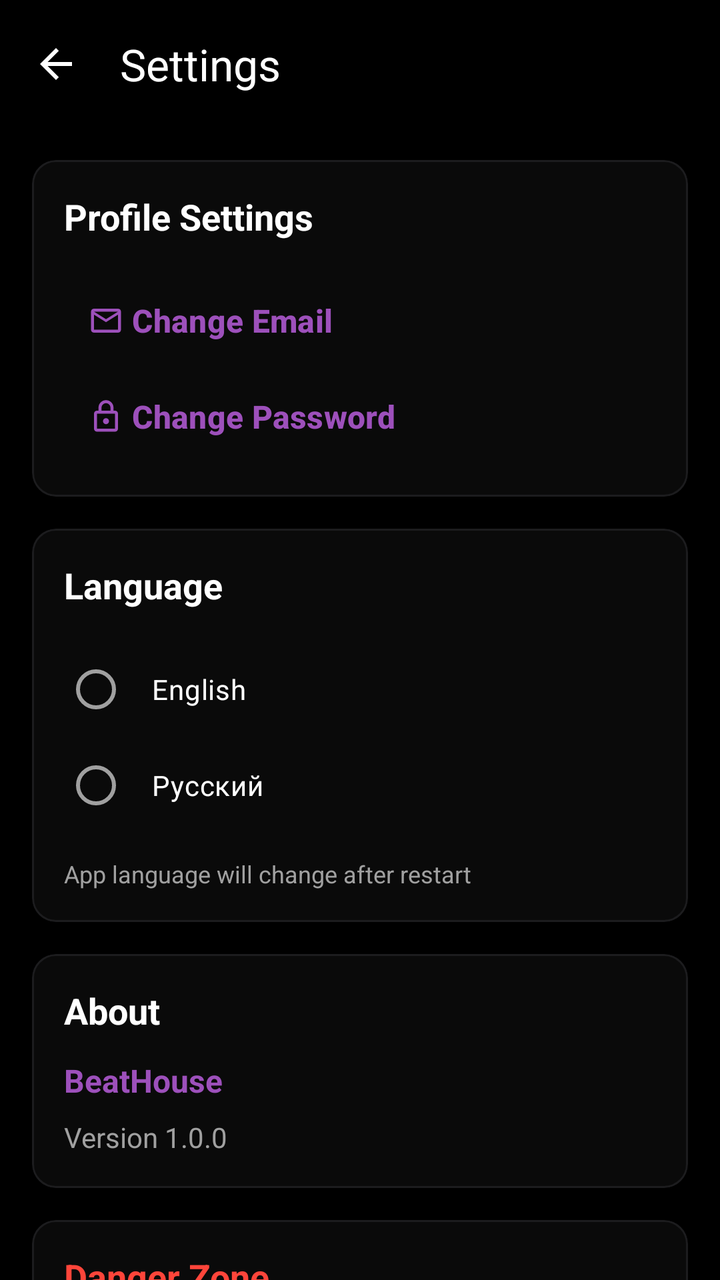
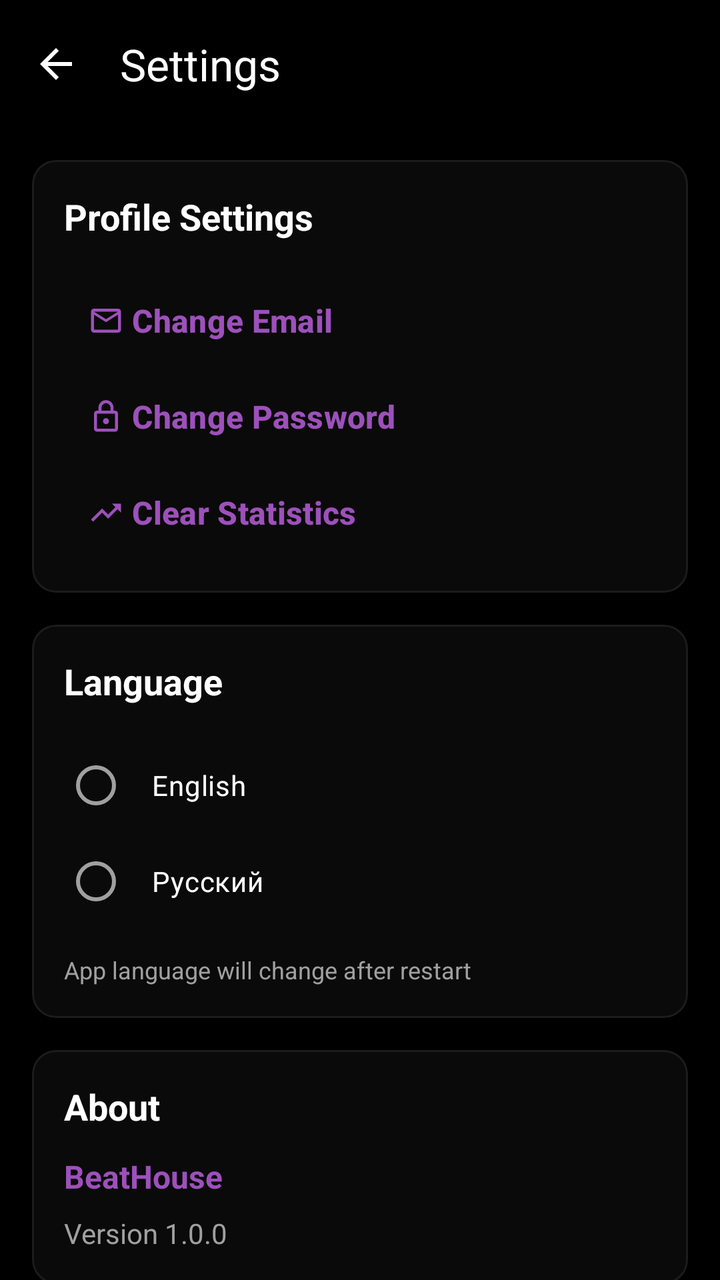

The first picture is an Android layout as it rendered before a commit; the second is the same layout after the commit. The layout source and the unified diff follow.
<!-- AndroidManifest.xml: activity theme Theme.BeatHouse.Dark -->
<!-- res/layout/activity_settings.xml -->
<?xml version="1.0" encoding="utf-8"?>
<LinearLayout xmlns:android="http://schemas.android.com/apk/res/android"
    xmlns:app="http://schemas.android.com/apk/res-auto"
    android:layout_width="match_parent"
    android:layout_height="match_parent"
    android:orientation="vertical"
    android:background="@color/surface">

    <com.google.android.material.appbar.MaterialToolbar
        android:id="@+id/toolbar"
        android:layout_width="match_parent"
        android:layout_height="?attr/actionBarSize"
        android:background="@color/surface"
        app:title="@string/settings"
        app:titleTextColor="@color/on_surface"
        app:navigationIcon="@drawable/ic_arrow_back"
        app:navigationIconTint="@color/on_surface" />

    <androidx.core.widget.NestedScrollView
        android:layout_width="match_parent"
        android:layout_height="match_parent">

        <LinearLayout
            android:layout_width="match_parent"
            android:layout_height="wrap_content"
            android:orientation="vertical"
            android:padding="16dp">

            
            <com.google.android.material.card.MaterialCardView
                android:layout_width="match_parent"
                android:layout_height="wrap_content"
                android:layout_marginBottom="16dp"
                app:cardCornerRadius="12dp"
                app:cardElevation="2dp"
                app:cardBackgroundColor="@color/surface_container">

                <LinearLayout
                    android:layout_width="match_parent"
                    android:layout_height="wrap_content"
                    android:orientation="vertical"
                    android:padding="16dp">

                    <TextView
                        android:layout_width="wrap_content"
                        android:layout_height="wrap_content"
                        android:text="@string/profile_settings"
                        android:textColor="@color/on_surface"
                        android:textSize="18sp"
                        android:textStyle="bold"
                        android:layout_marginBottom="16dp" />

                    <com.google.android.material.button.MaterialButton
                        android:id="@+id/btnChangeEmail"
                        android:layout_width="match_parent"
                        android:layout_height="wrap_content"
                        android:text="@string/change_email"
                        style="@style/Widget.Material3.Button.TextButton"
                        android:gravity="start|center_vertical"
                        app:icon="@drawable/ic_email"
                        app:iconGravity="textStart" />

                    <com.google.android.material.button.MaterialButton
                        android:id="@+id/btnChangePassword"
                        android:layout_width="match_parent"
                        android:layout_height="wrap_content"
                        android:text="@string/change_password"
                        style="@style/Widget.Material3.Button.TextButton"
                        android:gravity="start|center_vertical"
                        app:icon="@drawable/ic_lock"
                        app:iconGravity="textStart" />

                </LinearLayout>

            </com.google.android.material.card.MaterialCardView>


            
            <com.google.android.material.card.MaterialCardView
                android:layout_width="match_parent"
                android:layout_height="wrap_content"
                android:layout_marginBottom="16dp"
                app:cardCornerRadius="12dp"
                app:cardElevation="2dp"
                app:cardBackgroundColor="@color/surface_container">

                <LinearLayout
                    android:layout_width="match_parent"
                    android:layout_height="wrap_content"
                    android:orientation="vertical"
                    android:padding="16dp">

                    <TextView
                        android:layout_width="wrap_content"
                        android:layout_height="wrap_content"
                        android:text="@string/language"
                        android:textColor="@color/on_surface"
                        android:textSize="18sp"
                        android:textStyle="bold"
                        android:layout_marginBottom="16dp" />

                    <RadioGroup
                        android:id="@+id/rgLanguage"
                        android:layout_width="match_parent"
                        android:layout_height="wrap_content">

                        <RadioButton
                            android:id="@+id/rbEnglish"
                            android:layout_width="match_parent"
                            android:layout_height="wrap_content"
                            android:text="@string/english"
                            android:textColor="@color/on_surface"
                            android:padding="12dp" />

                        <RadioButton
                            android:id="@+id/rbRussian"
                            android:layout_width="match_parent"
                            android:layout_height="wrap_content"
                            android:text="@string/russian"
                            android:textColor="@color/on_surface"
                            android:padding="12dp" />

                    </RadioGroup>

                    <TextView
                        android:layout_width="match_parent"
                        android:layout_height="wrap_content"
                        android:layout_marginTop="12dp"
                        android:text="@string/language_will_change"
                        android:textColor="@color/on_surface_variant"
                        android:textSize="12sp" />

                </LinearLayout>

            </com.google.android.material.card.MaterialCardView>

            
            <com.google.android.material.card.MaterialCardView
                android:layout_width="match_parent"
                android:layout_height="wrap_content"
                android:layout_marginBottom="16dp"
                app:cardCornerRadius="12dp"
                app:cardElevation="2dp"
                app:cardBackgroundColor="@color/surface_container">

                <LinearLayout
                    android:layout_width="match_parent"
                    android:layout_height="wrap_content"
                    android:orientation="vertical"
                    android:padding="16dp">

                    <TextView
                        android:layout_width="wrap_content"
                        android:layout_height="wrap_content"
                        android:text="@string/about"
                        android:textColor="@color/on_surface"
                        android:textSize="18sp"
                        android:textStyle="bold"
                        android:layout_marginBottom="12dp" />

                    <TextView
                        android:layout_width="wrap_content"
                        android:layout_height="wrap_content"
                        android:text="@string/app_name"
                        android:textColor="@color/primary"
                        android:textSize="16sp"
                        android:textStyle="bold" />

                    <TextView
                        android:layout_width="wrap_content"
                        android:layout_height="wrap_content"
                        android:layout_marginTop="8dp"
                        android:text="@string/version"
                        android:textColor="@color/on_surface_variant"
                        android:textSize="14sp" />

                </LinearLayout>

            </com.google.android.material.card.MaterialCardView>

            
            <com.google.android.material.card.MaterialCardView
                android:layout_width="match_parent"
                android:layout_height="wrap_content"
                app:cardCornerRadius="12dp"
                app:cardElevation="2dp"
                app:cardBackgroundColor="@color/surface_container">

                <LinearLayout
                    android:layout_width="match_parent"
                    android:layout_height="wrap_content"
                    android:orientation="vertical"
                    android:padding="16dp">

                    <TextView
                        android:layout_width="wrap_content"
                        android:layout_height="wrap_content"
                        android:text="@string/danger_zone"
                        android:textColor="@color/error_red"
                        android:textSize="18sp"
                        android:textStyle="bold"
                        android:layout_marginBottom="12dp" />

                    <TextView
                        android:layout_width="match_parent"
                        android:layout_height="wrap_content"
                        android:text="@string/delete_account_warning"
                        android:textColor="@color/on_surface_variant"
                        android:textSize="14sp"
                        android:layout_marginBottom="16dp" />

                    <com.google.android.material.button.MaterialButton
                        android:id="@+id/btnDeleteAccount"
                        android:layout_width="match_parent"
                        android:layout_height="56dp"
                        android:text="@string/delete_account"
                        android:textSize="16sp"
                        android:textStyle="bold"
                        android:textColor="@android:color/white"
                        app:cornerRadius="8dp"
                        app:backgroundTint="@color/error_red" />

                </LinearLayout>

            </com.google.android.material.card.MaterialCardView>

        </LinearLayout>

    </androidx.core.widget.NestedScrollView>

</LinearLayout>
<!-- resources referenced by this layout -->
<resources>
  <color name="error_red">#FF453A</color>
  <color name="on_surface">#FFFFFF</color>
  <color name="on_surface_variant">#A0A0A0</color>
  <color name="primary">#9D50BB</color>
  <color name="surface">#000000</color>
  <color name="surface_container">#0A0A0A</color>
  <!-- drawable ic_arrow_back (drawable) -->
  <vector xmlns:android="http://schemas.android.com/apk/res/android"
      android:width="24dp"
      android:height="24dp"
      android:viewportWidth="24"
      android:viewportHeight="24">
      <path
          android:fillColor="#FFFFFF"
          android:pathData="M20,11H7.83l5.59,-5.59L12,4l-8,8 8,8 1.41,-1.41L7.83,13H20v-2z"/>
  </vector>
  <string name="about">About</string>
  <string name="app_name">BeatHouse</string>
  <string name="change_email">Change Email</string>
  <string name="change_password">Change Password</string>
  <string name="danger_zone">Danger Zone</string>
  <string name="delete_account">Delete Account</string>
  <string name="delete_account_warning">This action cannot be undone. All your beats, orders and personal data will be permanently deleted.</string>
  <string name="english">English</string>
  <string name="language">Language</string>
  <string name="language_will_change">App language will change after restart</string>
  <string name="profile_settings">Profile Settings</string>
  <string name="russian">Русский</string>
  <string name="settings">Settings</string>
  <string name="version">Version 1.0.0</string>
  <style name="Theme.BeatHouse.Dark" parent="Theme.BeatHouse">
          <item name="colorSurface">@color/surface</item>
          <item name="android:windowBackground">@color/background</item>
      </style>
  <color name="background">#000000</color>
  <color name="primary_container">#2E1045</color>
  <color name="on_primary">#FFFFFF</color>
  <color name="secondary">#8E8E93</color>
  <color name="secondary_container">#151517</color>
  <color name="on_secondary">#FFFFFF</color>
  <color name="error">#FF453A</color>
  <color name="error_container">#330000</color>
  <color name="surface_variant">#000000</color>
  <color name="outline">#1C1C1E</color>
  <style name="Widget.BeatHouse.Card" parent="Widget.Material3.CardView.Elevated">
          <item name="cardCornerRadius">18dp</item>
          <item name="cardElevation">0dp</item>
          <item name="strokeColor">@color/outline</item>
          <item name="strokeWidth">1dp</item>
          <item name="cardBackgroundColor">@color/surface_container</item>
      </style>
  <style name="Widget.BeatHouse.AppBarLayout" parent="Widget.Material3.AppBarLayout">
          <item name="android:background">@color/surface</item>
          <item name="backgroundTint">@color/surface</item>
      </style>
  <style name="Widget.BeatHouse.Chip" parent="Widget.Material3.Chip.Filter">
          <item name="chipCornerRadius">12dp</item>
          <item name="chipStrokeColor">@color/outline</item>
          <item name="chipStrokeWidth">1dp</item>
          <item name="android:textColor">@color/on_surface_variant</item>
          <item name="chipBackgroundColor">@color/surface_container</item>
          <item name="checkedIconTint">@color/primary</item>
          <item name="android:textSize">14sp</item>
      </style>
  <!-- unchanged entries left out for length: 6 -->
</resources>

<!-- the commit's change to res/layout/activity_settings.xml (unified diff, before → after) -->
@@ -70,6 +70,16 @@
                         app:icon="@drawable/ic_lock"
                         app:iconGravity="textStart" />
 
+                    <com.google.android.material.button.MaterialButton
+                        android:id="@+id/btnClearStats"
+                        android:layout_width="match_parent"
+                        android:layout_height="wrap_content"
+                        android:text="@string/clear_stats"
+                        style="@style/Widget.Material3.Button.TextButton"
+                        android:gravity="start|center_vertical"
+                        app:icon="@drawable/ic_trending_up"
+                        app:iconGravity="textStart" />
+
                 </LinearLayout>
 
             </com.google.android.material.card.MaterialCardView>
<!-- resource entries referenced after the edit -->
@@ -16,10 +16,22 @@
           android:fillColor="#FFFFFF"
           android:pathData="M20,11H7.83l5.59,-5.59L12,4l-8,8 8,8 1.41,-1.41L7.83,13H20v-2z"/>
   </vector>
+  <!-- drawable ic_trending_up (drawable) -->
+  <vector xmlns:android="http://schemas.android.com/apk/res/android"
+      android:width="24dp"
+      android:height="24dp"
+      android:viewportWidth="24"
+      android:viewportHeight="24"
+      android:tint="?attr/colorOnSurface">
+      <path
+          android:fillColor="@android:color/white"
+          android:pathData="M16,6l2.29,2.29 -4.88,4.88 -4,-4L2,16.59 3.41,18l6,-6 4,4 6.3,-6.29L22,12V6z"/>
+  </vector>
   <string name="about">About</string>
   <string name="app_name">BeatHouse</string>
   <string name="change_email">Change Email</string>
   <string name="change_password">Change Password</string>
+  <string name="clear_stats">Clear Statistics</string>
   <string name="danger_zone">Danger Zone</string>
   <string name="delete_account">Delete Account</string>
   <string name="delete_account_warning">This action cannot be undone. All your beats, orders and personal data will be permanently deleted.</string>
